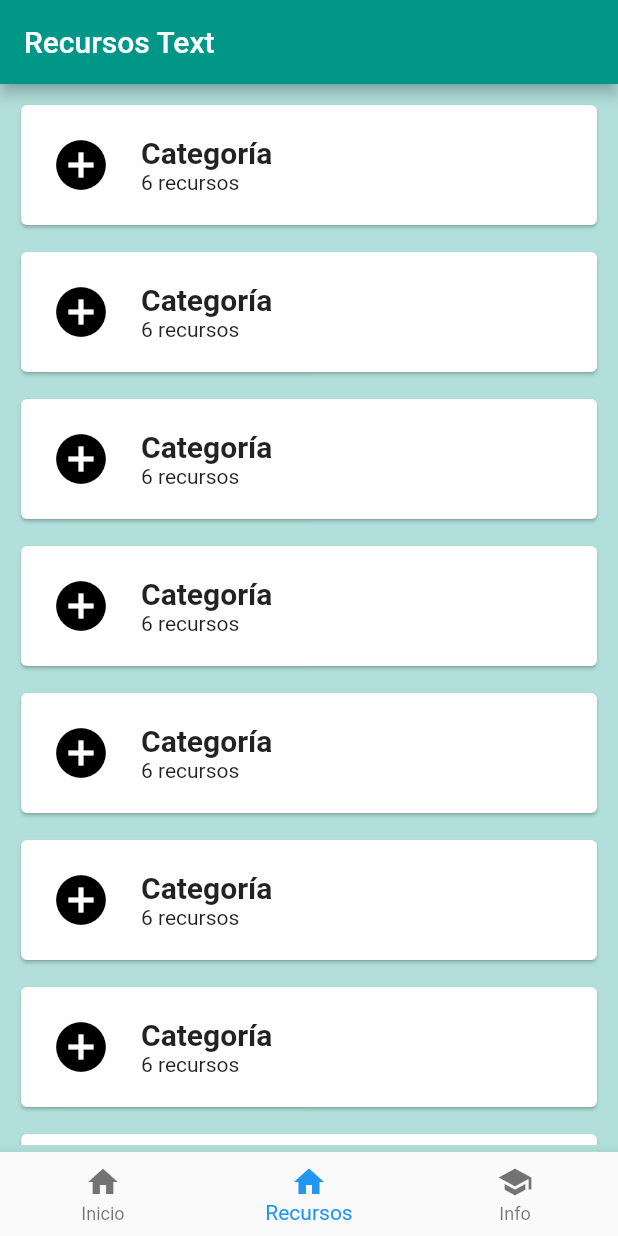
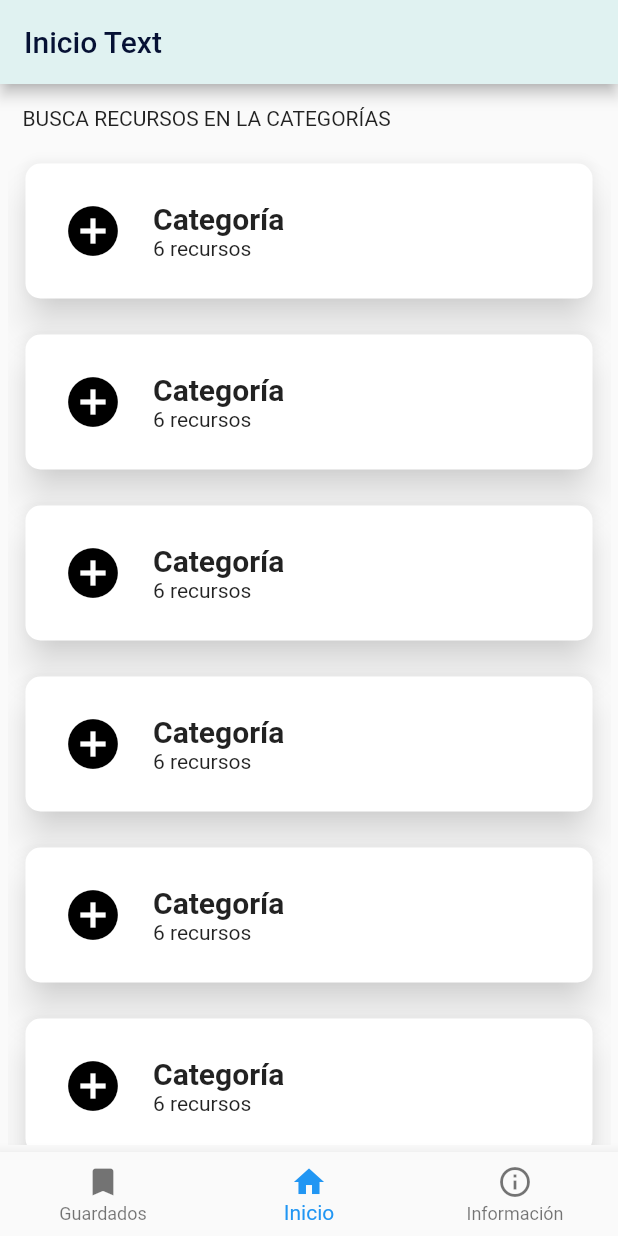
Before and after one commit to MovingForwardApp/moving-forward, a Flutter app: the screen it shows after launch, item 2 of the bottom bar chosen, on a phone screen of 412 x 824 dp. Run offline on Flutter 3.47's test engine with Material 2 defaults, Android fonts, the phone set to English and light mode, and no system bars.

Commit message:
update categoryList style

```diff
--- a/lib/category_list.dart
+++ b/lib/category_list.dart
@@ -3,8 +3,11 @@ import 'package:flutter/widgets.dart';
 
 class CategoryList extends StatelessWidget {
   final resourceCard = Card(
+      shape: RoundedRectangleBorder(borderRadius: BorderRadius.circular(10.0)),
+      elevation: 10,
+      shadowColor: Colors.grey[100],
       child: Container(
-          padding: const EdgeInsets.all(20),
+          padding: const EdgeInsets.all(25),
           child: Row(
             children: <Widget>[
               Container(
@@ -26,13 +29,18 @@ class CategoryList extends StatelessWidget {
 
   @override
   Widget build(BuildContext context) {
-    return Container(
-      child: ListView(
-          scrollDirection: Axis.vertical,
-          children: List.generate(50, (index) {
-            return Container(
-                padding: const EdgeInsets.all(5), child: resourceCard);
-          })),
-    );
+    return Column(crossAxisAlignment: CrossAxisAlignment.start, children: [
+      Container(
+        child: Text('BUSCA RECURSOS EN LA CATEGORÍAS'),
+        padding: const EdgeInsets.all(10),
+      ),
+      Expanded(
+          child: ListView(
+              scrollDirection: Axis.vertical,
+              children: List.generate(50, (index) {
+                return Container(
+                    padding: const EdgeInsets.all(8), child: resourceCard);
+              })))
+    ]);
   }
 }
--- a/lib/layout.dart
+++ b/lib/layout.dart
@@ -14,9 +14,9 @@ class Destination {
 }
 
 List<Destination> allDestinations = <Destination>[
-  Destination('Inicio', Icons.home, Colors.cyan, Home()),
-  Destination('Recursos', Icons.home, Colors.teal, CategoryList()),
-  Destination('Info', Icons.school, Colors.orange, Info())
+  Destination('Guardados', Icons.bookmark, Colors.cyan, Home()),
+  Destination('Inicio', Icons.home, Colors.teal, CategoryList()),
+  Destination('Información', Icons.info_outline, Colors.orange, Info())
 ];
 
 class DestinationView extends StatefulWidget {
@@ -29,8 +29,6 @@ class DestinationView extends StatefulWidget {
 }
 
 class _DestinationViewState extends State<DestinationView> {
-  TextEditingController _textController;
-
   @override
   void initState() {
     super.initState();
@@ -40,10 +38,10 @@ class _DestinationViewState extends State<DestinationView> {
   Widget build(BuildContext context) {
     return Scaffold(
       appBar: AppBar(
-        title: Text('${widget.destination.title} Text'),
-        backgroundColor: widget.destination.color,
+        title: Text('${widget.destination.title} Text',
+            style: TextStyle(color: Color.fromRGBO(6, 17, 52, 1))),
+        backgroundColor: widget.destination.color[50],
       ),
-      backgroundColor: widget.destination.color[100],
       body: Container(
         padding: const EdgeInsets.all(5),
         alignment: Alignment.center,
@@ -54,7 +52,6 @@ class _DestinationViewState extends State<DestinationView> {
 
   @override
   void dispose() {
-    _textController.dispose();
     super.dispose();
   }
 }
```
